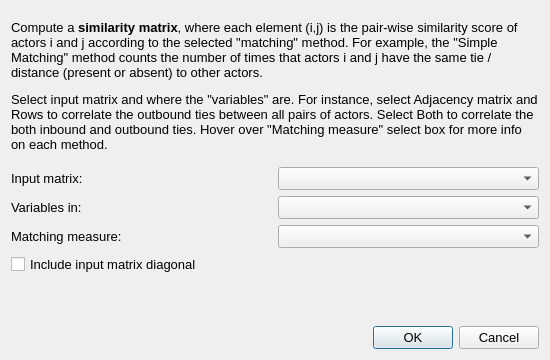
socnetv/app, file src/forms/dialogsimilaritymatches.ui: the form before one commit.
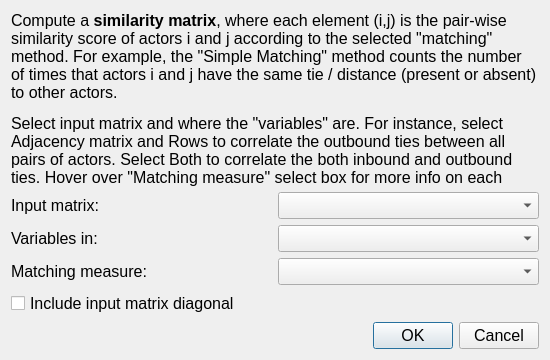
The form after the commit.

Commit message: started v2.8 dev. Fixed some font sizes in dialogs (MacOS)

Diff of the .ui file:
```diff
--- a/src/forms/dialogsimilaritymatches.ui
+++ b/src/forms/dialogsimilaritymatches.ui
@@ -54,6 +54,11 @@
        <height>150</height>
       </size>
      </property>
+     <property name="font">
+      <font>
+       <pointsize>12</pointsize>
+      </font>
+     </property>
      <property name="text">
       <string>&lt;html&gt;&lt;head/&gt;&lt;body&gt;&lt;p&gt;Compute a &lt;span style=&quot; font-weight:600;&quot;&gt;similarity matrix&lt;/span&gt;, where each element (i,j) is the pair-wise similarity score of actors i and j according to the selected &amp;quot;matching&amp;quot; method. For example, the &amp;quot;Simple Matching&amp;quot; method counts the number of times that actors i and j have the same tie / distance (present or absent) to other actors. &lt;/p&gt;&lt;p&gt;Select input matrix and where the &amp;quot;variables&amp;quot; are. For instance, select Adjacency matrix and Rows to correlate the outbound ties between all pairs of actors. Select Both to correlate the both inbound and outbound ties. Hover over &amp;quot;Matching measure&amp;quot; select box for more info on each method.&lt;/p&gt;&lt;/body&gt;&lt;/html&gt;</string>
      </property>
@@ -69,6 +74,11 @@
     <layout class="QHBoxLayout" name="horizontalLayout">
      <item>
       <widget class="QLabel" name="label_2">
+       <property name="font">
+        <font>
+         <pointsize>12</pointsize>
+        </font>
+       </property>
        <property name="text">
         <string>Input matrix:</string>
        </property>
@@ -82,6 +92,11 @@
          <height>0</height>
         </size>
        </property>
+       <property name="font">
+        <font>
+         <pointsize>12</pointsize>
+        </font>
+       </property>
        <property name="focusPolicy">
         <enum>Qt::StrongFocus</enum>
        </property>
@@ -96,6 +111,11 @@
     <layout class="QHBoxLayout" name="horizontalLayout_2">
      <item>
       <widget class="QLabel" name="label_3">
+       <property name="font">
+        <font>
+         <pointsize>12</pointsize>
+        </font>
+       </property>
        <property name="text">
         <string>Variables in:</string>
        </property>
@@ -109,6 +129,11 @@
          <height>0</height>
         </size>
        </property>
+       <property name="font">
+        <font>
+         <pointsize>12</pointsize>
+        </font>
+       </property>
        <property name="focusPolicy">
         <enum>Qt::StrongFocus</enum>
        </property>
@@ -123,6 +148,11 @@
     <layout class="QHBoxLayout" name="horizontalLayout_3">
      <item>
       <widget class="QLabel" name="label_4">
+       <property name="font">
+        <font>
+         <pointsize>12</pointsize>
+        </font>
+       </property>
        <property name="text">
         <string>Matching measure:</string>
        </property>
@@ -136,6 +166,11 @@
          <height>0</height>
         </size>
        </property>
+       <property name="font">
+        <font>
+         <pointsize>12</pointsize>
+        </font>
+       </property>
        <property name="focusPolicy">
         <enum>Qt::StrongFocus</enum>
        </property>
@@ -148,6 +183,11 @@
    </item>
    <item row="4" column="0">
     <widget class="QCheckBox" name="diagonalCheckBox">
+     <property name="font">
+      <font>
+       <pointsize>12</pointsize>
+      </font>
+     </property>
      <property name="statusTip">
       <string>Enable to include matrix diagonal in calculations</string>
      </property>
@@ -158,6 +198,11 @@
    </item>
    <item row="5" column="1">
     <spacer name="verticalSpacer">
+     <property name="font">
+      <font>
+       <pointsize>12</pointsize>
+      </font>
+     </property>
      <property name="orientation">
       <enum>Qt::Vertical</enum>
      </property>
@@ -173,7 +218,7 @@
     <widget class="QDialogButtonBox" name="buttonBox">
      <property name="font">
       <font>
-       <pointsize>10</pointsize>
+       <pointsize>12</pointsize>
       </font>
      </property>
      <property name="orientation">
```
The commit also changes 51 other files.
